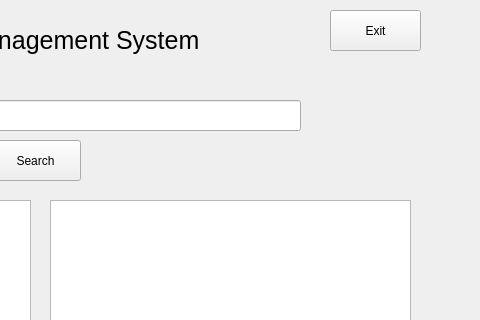
This is bookManager.ui in calderon-antoniop410/LibraryPlusPlus as Qt 5 draws it before an edit; both pictures show x 320 to 800 and y 0 to 320 of the 800 by 600 pixel window. The edited form follows.
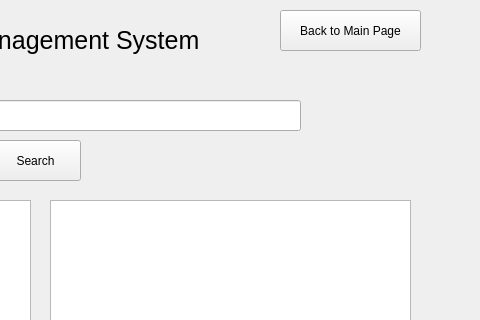
This is the edited form.

Commit message: added home page and connected the pages/windows

```diff
--- a/bookManager.ui
+++ b/bookManager.ui
@@ -43,14 +43,14 @@
    <widget class="QPushButton" name="exitButton">
     <property name="geometry">
      <rect>
-      <x>650</x>
+      <x>600</x>
       <y>10</y>
-      <width>91</width>
+      <width>141</width>
       <height>41</height>
      </rect>
     </property>
     <property name="text">
-     <string>Exit</string>
+     <string>Back to Main Page</string>
     </property>
    </widget>
    <widget class="QPushButton" name="deleteButton">
```
The commit also changes 12 other files.
